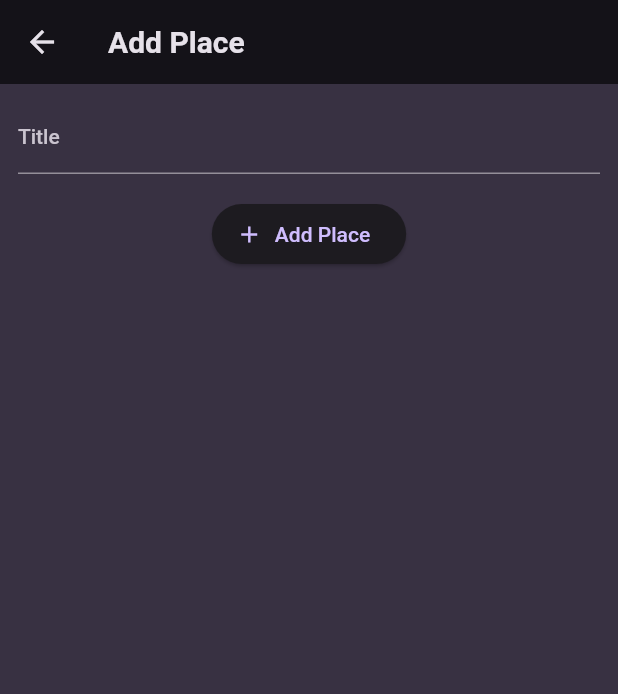
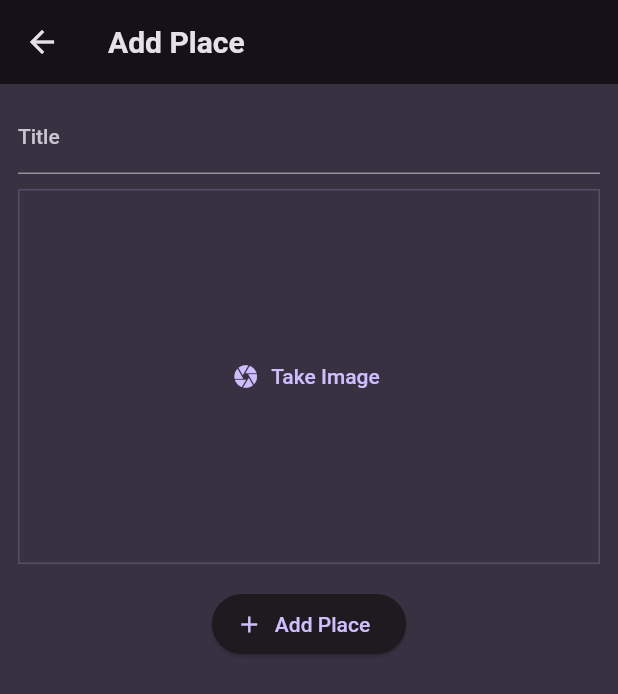
Before and after one commit to ammarabid29/flutterFavoriteSpacesApp, a Flutter app: the screen it shows after launch, after a tap on the "add" icon, on a phone screen of 412 x 824 dp. Shown: the top 694 px of the screen. Run offline on Flutter 3.47's test engine with Material 2 defaults, Android fonts, the phone set to English and light mode, and no system bars; our stand-ins replace flutter_riverpod, google_fonts, image_picker.

Commit message:
image picker

```diff
--- a/lib/models/place.dart
+++ b/lib/models/place.dart
@@ -1,3 +1,5 @@
+import 'dart:io';
+
 import 'package:uuid/uuid.dart';
 
 const uuid = Uuid();
@@ -5,6 +7,7 @@ const uuid = Uuid();
 class Place {
   final String id;
   final String title;
+  final File image;
 
-  Place({required this.title}) : id = uuid.v4();
+  Place({required this.image, required this.title}) : id = uuid.v4();
 }
--- a/lib/providers/user_places.dart
+++ b/lib/providers/user_places.dart
@@ -1,11 +1,13 @@
+import 'dart:io';
+
 import 'package:favorite_places/models/place.dart';
 import 'package:flutter_riverpod/flutter_riverpod.dart';
 
 class UserPlacesNotifier extends StateNotifier<List<Place>> {
   UserPlacesNotifier() : super([]);
 
-  void addPlace(String title) {
-    final newPlace = Place(title: title);
+  void addPlace(String title, File image) {
+    final newPlace = Place(title: title, image: image);
     state = [newPlace, ...state];
   }
 }
--- a/lib/screens/add_place.dart
+++ b/lib/screens/add_place.dart
@@ -1,4 +1,7 @@
+import 'dart:io';
+
 import 'package:favorite_places/providers/user_places.dart';
+import 'package:favorite_places/widgets/image_input.dart';
 import 'package:flutter/material.dart';
 import 'package:flutter_riverpod/flutter_riverpod.dart';
 
@@ -11,6 +14,7 @@ class AddPlaceScreen extends ConsumerStatefulWidget {
 
 class _AddPlaceScreenState extends ConsumerState<AddPlaceScreen> {
   final _titleController = TextEditingController();
+  File? _selectedImage;
 
   @override
   void dispose() {
@@ -20,11 +24,13 @@ class _AddPlaceScreenState extends ConsumerState<AddPlaceScreen> {
 
   void _savePlace() {
     final enteredTitle = _titleController.text;
-    if (enteredTitle.isEmpty) {
+    if (enteredTitle.isEmpty || _selectedImage == null) {
       return;
     }
 
-    ref.read(userPlacesProvider.notifier).addPlace(enteredTitle);
+    ref
+        .read(userPlacesProvider.notifier)
+        .addPlace(enteredTitle, _selectedImage!);
     Navigator.pop(context);
   }
 
@@ -44,9 +50,13 @@ class _AddPlaceScreenState extends ConsumerState<AddPlaceScreen> {
                   TextStyle(color: Theme.of(context).colorScheme.onBackground),
               controller: _titleController,
             ),
-            const SizedBox(
-              height: 16,
+            const SizedBox(height: 10),
+            ImageInput(
+              onPickImage: (image) {
+                _selectedImage = image;
+              },
             ),
+            const SizedBox(height: 16),
             ElevatedButton.icon(
               onPressed: _savePlace,
               icon: const Icon(Icons.add),
--- a/lib/screens/places.dart
+++ b/lib/screens/places.dart
@@ -29,8 +29,11 @@ class PlacesScreen extends ConsumerWidget {
           ),
         ],
       ),
-      body: PlacesList(
-        places: userPlaces,
+      body: Padding(
+        padding: const EdgeInsets.all(8.0),
+        child: PlacesList(
+          places: userPlaces,
+        ),
       ),
     );
   }
--- /dev/null
+++ b/lib/widgets/image_input.dart
@@ -0,0 +1,65 @@
+import 'dart:io';
+
+import 'package:flutter/material.dart';
+import 'package:image_picker/image_picker.dart';
+
+class ImageInput extends StatefulWidget {
+  final void Function(File image) onPickImage;
+  const ImageInput({super.key, required this.onPickImage});
+
+  @override
+  State<ImageInput> createState() => _ImageInputState();
+}
+
+class _ImageInputState extends State<ImageInput> {
+  File? _selectedImage;
+  void _takePicture() async {
+    final imagePicker = ImagePicker();
+    final pickedImage = await imagePicker.pickImage(
+      source: ImageSource.camera,
+      maxWidth: 600,
+    );
+    if (pickedImage == null) {
+      return;
+    }
+    setState(() {
+      _selectedImage = File(pickedImage.path);
+    });
+
+    widget.onPickImage(_selectedImage!);
+  }
+
+  @override
+  Widget build(BuildContext context) {
+    Widget content = TextButton.icon(
+      onPressed: _takePicture,
+      icon: const Icon(Icons.camera),
+      label: const Text("Take Image"),
+    );
+
+    if (_selectedImage != null) {
+      content = GestureDetector(
+        onTap: _takePicture,
+        child: Image.file(
+          _selectedImage!,
+          fit: BoxFit.cover,
+          width: double.infinity,
+          height: double.infinity,
+        ),
+      );
+    }
+
+    return Container(
+      height: 250,
+      width: double.infinity,
+      decoration: BoxDecoration(
+        border: Border.all(
+          width: 1,
+          color: Theme.of(context).colorScheme.primary.withOpacity(0.2),
+        ),
+      ),
+      alignment: Alignment.center,
+      child: content,
+    );
+  }
+}
--- a/lib/widgets/places_list.dart
+++ b/lib/widgets/places_list.dart
@@ -23,6 +23,10 @@ class PlacesList extends StatelessWidget {
         itemCount: places.length,
         itemBuilder: (context, index) {
           return ListTile(
+            leading: CircleAvatar(
+              radius: 26,
+              backgroundImage: FileImage(places[index].image),
+            ),
             title: Text(
               places[index].title,
               style: Theme.of(context)
--- a/pubspec.yaml
+++ b/pubspec.yaml
@@ -38,6 +38,7 @@ dependencies:
   google_fonts: ^6.1.0
   uuid: ^4.1.0
   flutter_riverpod: ^2.4.1
+  image_picker: ^1.0.4
 
 dev_dependencies:
   flutter_test:
```
Also changed, not shown: lib/screens/place_detail.dart (+9 -8 lines), pubspec.lock, 5 other files.
